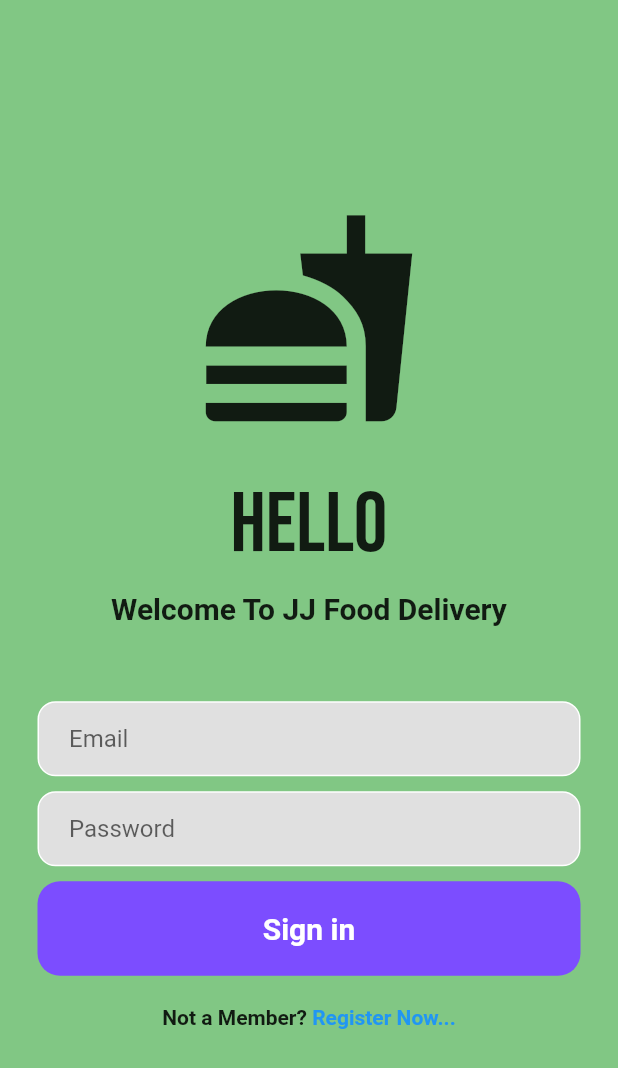
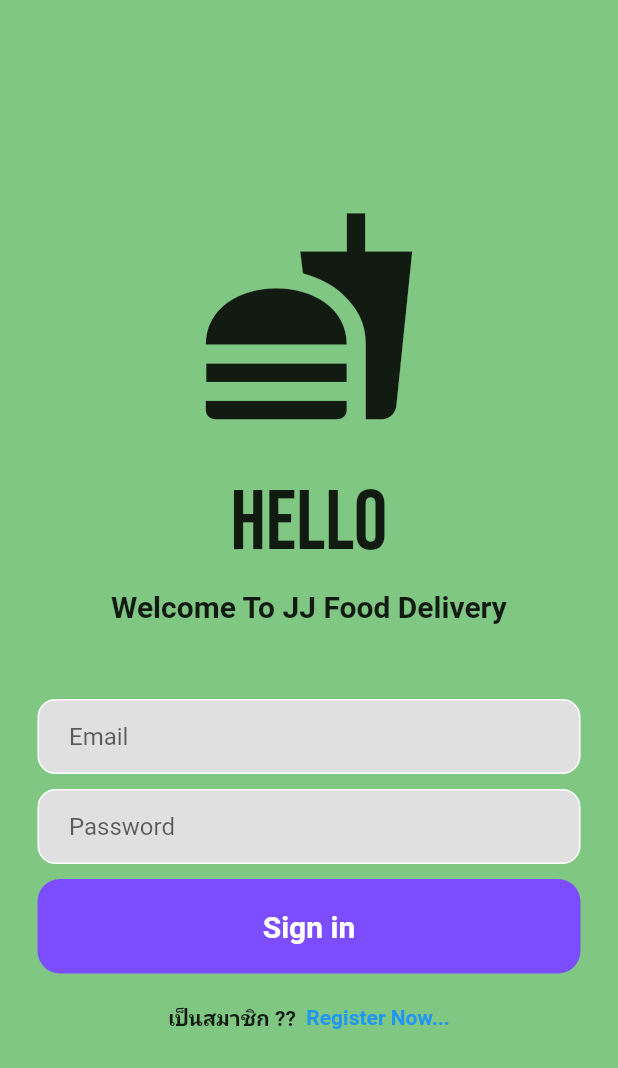
Before and after one commit to ponganan/loginlogout, a Flutter app: the screen it shows after launch, on a phone screen of 412 x 824 dp. Shown: the top 1068 px of the screen. Run offline on Flutter 3.47's test engine with Material 2 defaults, Android fonts, the phone set to English and light mode, and no system bars; our stand-ins replace cloud_firestore, datetime_picker_formfield, firebase_auth, firebase_core, google_fonts; accounts and stored records are empty.

Commit message:
edit thai font menu

```diff
--- a/lib/login_page.dart
+++ b/lib/login_page.dart
@@ -38,19 +38,17 @@ class _LoginPageState extends State<LoginPage> {
             child: Column(
               mainAxisAlignment: MainAxisAlignment.center,
               children: [
-                Icon(
+                const Icon(
                   Icons.fastfood,
                   size: 150,
                 ),
-                SizedBox(height: 30),
+                const SizedBox(height: 30),
                 //Hello
                 Text(
                   'Hello',
                   style: GoogleFonts.bebasNeue(fontSize: 56),
                 ),
-                SizedBox(
-                  height: 10,
-                ),
+                const SizedBox(height: 10),
                 const Text(
                   // 'Welcome back, you\'ve been missed!!',
                   'Welcome To JJ Food Delivery',
@@ -59,9 +57,7 @@ class _LoginPageState extends State<LoginPage> {
                     fontWeight: FontWeight.bold,
                   ),
                 ),
-                SizedBox(
-                  height: 50,
-                ),
+                const SizedBox(height: 50),
                 //email
                 Padding(
                   padding: const EdgeInsets.symmetric(horizontal: 25.0),
@@ -74,10 +70,10 @@ class _LoginPageState extends State<LoginPage> {
                       borderRadius: BorderRadius.circular(12),
                     ),
                     child: Padding(
-                      padding: EdgeInsets.only(left: 20.0),
+                      padding: const EdgeInsets.only(left: 20.0),
                       child: TextField(
                         controller: _emailController,
-                        decoration: InputDecoration(
+                        decoration: const InputDecoration(
                           border: InputBorder.none,
                           hintText: ('Email'),
                         ),
@@ -85,7 +81,7 @@ class _LoginPageState extends State<LoginPage> {
                     ),
                   ),
                 ),
-                SizedBox(height: 10),
+                const SizedBox(height: 10),
                 //password
                 Padding(
                   padding: const EdgeInsets.symmetric(horizontal: 25.0),
@@ -103,7 +99,7 @@ class _LoginPageState extends State<LoginPage> {
                         controller: _passwordController,
                         //obscureText for don't show password text
                         obscureText: true,
-                        decoration: InputDecoration(
+                        decoration: const InputDecoration(
                           border: InputBorder.none,
                           hintText: ('Password'),
                         ),
@@ -111,19 +107,19 @@ class _LoginPageState extends State<LoginPage> {
                     ),
                   ),
                 ),
-                SizedBox(height: 10),
+                const SizedBox(height: 10),
                 //sign in
                 Padding(
-                  padding: EdgeInsets.symmetric(horizontal: 25.0),
+                  padding: const EdgeInsets.symmetric(horizontal: 25.0),
                   child: GestureDetector(
                     onTap: signIn,
                     child: Container(
-                      padding: EdgeInsets.all(20),
+                      padding: const EdgeInsets.all(20),
                       decoration: BoxDecoration(
                         color: Colors.deepPurpleAccent,
                         borderRadius: BorderRadius.circular(15),
                       ),
-                      child: Center(
+                      child: const Center(
                         child: Text(
                           'Sign in',
                           style: TextStyle(
@@ -136,19 +132,19 @@ class _LoginPageState extends State<LoginPage> {
                     ),
                   ),
                 ),
-                SizedBox(height: 20),
+                const SizedBox(height: 20),
                 //register
                 Row(
                   mainAxisAlignment: MainAxisAlignment.center,
-                  children: [
+                  children: const [
                     Text(
-                      'Not a Member? ',
+                      'เป็นสมาชิก ?? ',
                       style: TextStyle(
                         fontWeight: FontWeight.bold,
                       ),
                     ),
                     Text(
-                      'Register Now...',
+                      ' Register Now...',
                       style: TextStyle(
                         fontWeight: FontWeight.bold,
                         color: Colors.blue,
```
